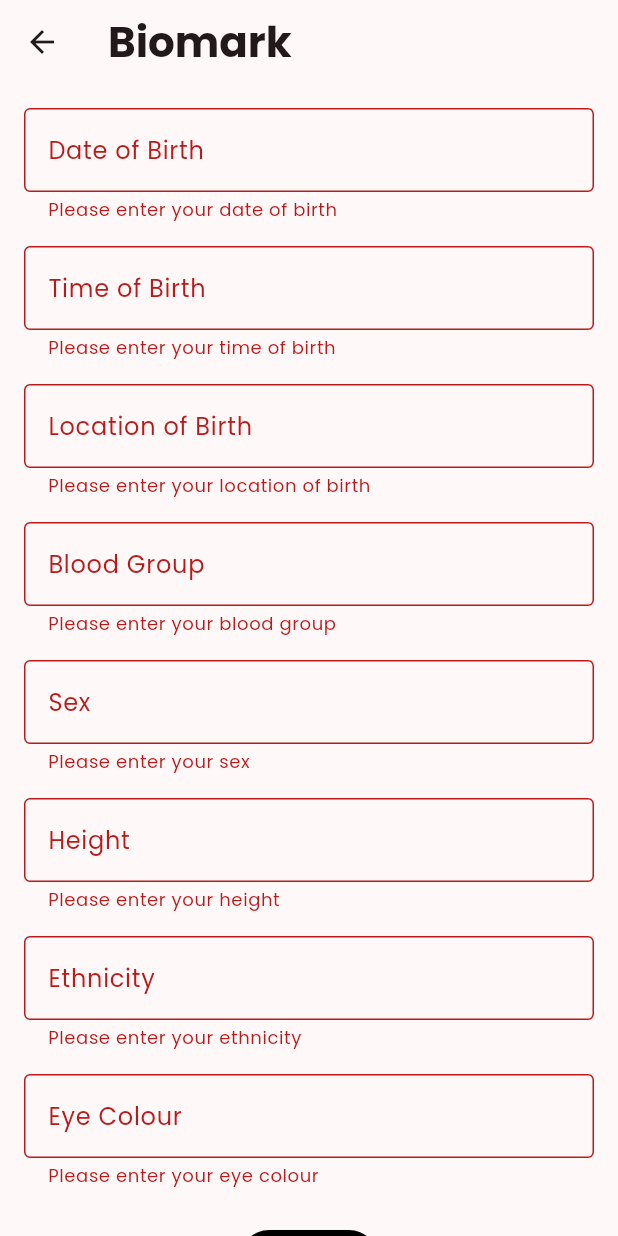
After one commit to TharinduDakshina/Biomark, a Flutter app: the FormScreen screen opened by its route, after a tap on "Submit", on a phone screen of 412 x 824 dp. The commit adds this screen. Run offline on Flutter 3.47's test engine with Material 3 defaults, Android fonts, the phone set to English and light mode, and no system bars; our stand-ins replace google_fonts.

Commit message:
form screen add

```diff
--- a/lib/main.dart
+++ b/lib/main.dart
@@ -6,6 +6,7 @@ import 'package:biomark/screens/main_screen.dart';
 import 'package:biomark/screens/sign_in_screen.dart';
 import 'package:biomark/screens/sign_up_screen.dart';
 import 'package:biomark/screens/splash_screen.dart';
+import 'package:biomark/screens/formScreen.dart';
 import 'package:biomark/theme/app_theme.dart';
 import 'package:flutter/material.dart';
 import 'package:google_fonts/google_fonts.dart';
@@ -51,7 +52,9 @@ class MyApp extends StatelessWidget {
       routes: {
         '/mainscreen': (context) => const MainScreen(),
         '/signinscreen': (context) => const SignInScreen(),
-        '/signupscreen': (context) => const SignUpScreen()
+        '/signupscreen': (context) => const SignUpScreen(),
+        '/formscreen': (context) => const FormScreen()
+
       },
 
     );
--- /dev/null
+++ b/lib/screens/formScreen.dart
@@ -0,0 +1,319 @@
+import 'package:flutter/foundation.dart';
+import 'package:flutter/material.dart';
+import 'package:biomark/providers/birthday_provider.dart';
+import '../theme/app_theme.dart';
+
+class FormScreen extends StatefulWidget {
+  const FormScreen({super.key});
+
+  @override
+  State<FormScreen> createState() => _FormScreenState();
+}
+
+class _FormScreenState extends State<FormScreen> {
+  final _formKey = GlobalKey<FormState>();
+  final TextEditingController _dobController = TextEditingController();
+  final TextEditingController _timeOfBirthController = TextEditingController();
+  final TextEditingController _locationOfBirthController = TextEditingController();
+  final TextEditingController _bloodGroupController = TextEditingController();
+  final TextEditingController _sexController = TextEditingController();
+  final TextEditingController _heightController = TextEditingController();
+  final TextEditingController _ethnicityController = TextEditingController();
+  final TextEditingController _eyeColourController = TextEditingController();
+
+  // Error messages for each field
+  String? _dobError;
+  String? _timeOfBirthError;
+  String? _locationOfBirthError;
+  String? _bloodGroupError;
+  String? _sexError;
+  String? _heightError;
+  String? _ethnicityError;
+  String? _eyeColourError;
+
+  @override
+  Widget build(BuildContext context) {
+    return Scaffold(
+      appBar: AppBar(
+        title: const Text(
+          'Biomark',
+          style: TextStyle(
+            fontFamily: "Poppins",
+            fontSize: 28,
+            fontWeight: FontWeight.bold,
+          ),
+        ),
+      ),
+      body: SingleChildScrollView(
+        child: Padding(
+          padding: const EdgeInsets.all(16.0),
+          child: Form(
+            key: _formKey,
+            child: Column(
+              children: [
+                TextFormField(
+                  controller: _dobController,
+                  onChanged:(value){
+                    setState(() {
+                      checkValidation("_dobController".toString(),value);
+                    });
+                  } ,
+                  decoration: InputDecoration(
+                    labelText: 'Date of Birth',
+                    border: const OutlineInputBorder(),
+                    errorText: _dobError, // Display error message if any
+                  ),
+                ),
+                const SizedBox(height: 16),
+                TextFormField(
+                  controller: _timeOfBirthController,
+                  onChanged:(value){
+                    setState(() {
+                      checkValidation("_timeOfBirthController".toString(),value);
+                    });
+                  } ,
+                  decoration: InputDecoration(
+                    labelText: 'Time of Birth',
+                    border: const OutlineInputBorder(),
+                    errorText: _timeOfBirthError, // Display error message if any
+                  ),
+                ),
+                const SizedBox(height: 16),
+                TextFormField(
+                  controller: _locationOfBirthController,
+                  onChanged:(value){
+                    setState(() {
+                      checkValidation("_locationOfBirthController".toString(),value);
+                    });
+                  } ,
+                  decoration: InputDecoration(
+                    labelText: 'Location of Birth',
+                    border: const OutlineInputBorder(),
+                    errorText: _locationOfBirthError, // Display error message if any
+                  ),
+                ),
+                const SizedBox(height: 16),
+                TextFormField(
+                  controller: _bloodGroupController,
+                  onChanged:(value){
+                    setState(() {
+                      checkValidation("_bloodGroupController".toString(),value);
+                    });
+                  } ,
+                  decoration: InputDecoration(
+                    labelText: 'Blood Group',
+                    border: const OutlineInputBorder(),
+                    errorText: _bloodGroupError, // Display error message if any
+                  ),
+                ),
+                const SizedBox(height: 16),
+                TextFormField(
+                  controller: _sexController,
+                  onChanged:(value){
+                    setState(() {
+                      checkValidation("_sexController".toString(),value);
+                    });
+                  } ,
+                  decoration: InputDecoration(
+                    labelText: 'Sex',
+                    border: const OutlineInputBorder(),
+                    errorText: _sexError, // Display error message if any
+                  ),
+                ),
+                const SizedBox(height: 16),
+                TextFormField(
+                  controller: _heightController,
+                  onChanged:(value){
+                    setState(() {
+                      checkValidation("_heightController".toString(),value);
+                    });
+                  } ,
+                  decoration: InputDecoration(
+                    labelText: 'Height',
+                    border: const OutlineInputBorder(),
+                    errorText: _heightError, // Display error message if any
+                  ),
+                ),
+                const SizedBox(height: 16),
+                TextFormField(
+                  controller: _ethnicityController,
+                  onChanged:(value){
+                    setState(() {
+                      checkValidation("_ethnicityController".toString(),value);
+                    });
+                  } ,
+                  decoration: InputDecoration(
+                    labelText: 'Ethnicity',
+                    border: const OutlineInputBorder(),
+                    errorText: _ethnicityError, // Display error message if any
+                  ),
+                ),
+                const SizedBox(height: 16),
+                TextFormField(
+                  controller: _eyeColourController,
+                  onChanged:(value){
+                    setState(() {
+                      checkValidation("_eyeColourController".toString(),value);
+                    });
+                  } ,
+                  decoration: InputDecoration(
+                    labelText: 'Eye Colour',
+                    border: const OutlineInputBorder(),
+                    errorText: _eyeColourError, // Display error message if any
+                  ),
+                ),
+                const SizedBox(height: 24),
+                ElevatedButton(
+                  onPressed: () {
+                    // Validate returns true if the form is valid, or false otherwise.
+                    if (_formKey.currentState!.validate()) {
+                      setState(() {
+                        _validateFields(); // Validate fields and set error messages
+                      });
+
+                      // If no error messages, process the form data
+                      if (_dobError == null &&
+                          _timeOfBirthError == null &&
+                          _locationOfBirthError == null &&
+                          _bloodGroupError == null &&
+                          _sexError == null &&
+                          _heightError == null &&
+                          _ethnicityError == null &&
+                          _eyeColourError == null) {
+                        submitData();
+                      }
+                    }
+                  },
+                  style: ElevatedButton.styleFrom(
+                    primary: Colors.black, // Background color
+                    onPrimary: Colors.white, // Text color
+                    fontSize: 16,
+                    textStyle: const TextStyle(
+                      fontWeight: FontWeight.bold, // Bold font weight
+                    ),
+                  ),
+                  child: const Text('Submit'),
+                ),
+              ],
+            ),
+          ),
+        ),
+      ),
+    );
+  }
+
+  Future<void> _selectedDate(
+      BuildContext context, BirthdayProvider provider) async {
+    DateTime? birthDay = await showDatePicker(
+        context: context,
+        initialDate: DateTime.now(),
+        firstDate: DateTime(1900),
+        lastDate: DateTime.now());
+
+    if (birthDay != null) {
+      provider.setSelectedDate(birthDay);
+    }
+  }
+
+  void _validateFields() {
+    setState(() {
+      // Set error messages based on field content
+      _dobError = _dobController.text.isEmpty ? 'Please enter your date of birth' : null;
+      _timeOfBirthError = _timeOfBirthController.text.isEmpty ? 'Please enter your time of birth' : null;
+      _locationOfBirthError = _locationOfBirthController.text.isEmpty ? 'Please enter your location of birth' : null;
+      _bloodGroupError = _bloodGroupController.text.isEmpty ? 'Please enter your blood group' : null;
+      _sexError = _sexController.text.isEmpty ? 'Please enter your sex' : null;
+      _heightError = _heightController.text.isEmpty ? 'Please enter your height' : null;
+      _ethnicityError = _ethnicityController.text.isEmpty ? 'Please enter your ethnicity' : null;
+      _eyeColourError = _eyeColourController.text.isEmpty ? 'Please enter your eye colour' : null;
+    });
+  }
+
+  @override
+  void dispose() {
+    _dobController.dispose();
+    _timeOfBirthController.dispose();
+    _locationOfBirthController.dispose();
+    _bloodGroupController.dispose();
+    _sexController.dispose();
+    _heightController.dispose();
+    _ethnicityController.dispose();
+    _eyeColourController.dispose();
+    super.dispose();
+  }
+
+  void submitData() {
+    if (kDebugMode) {
+      print('Date of Birth: ${_dobController.text.trim()}');
+      print('Time of Birth: ${_timeOfBirthController.text.trim()}');
+      print('Location of Birth: ${_locationOfBirthController.text.trim()}');
+      print('Blood Group: ${_bloodGroupController.text.trim()}');
+      print('Sex: ${_sexController.text.trim()}');
+      print('Height: ${_heightController.text.trim()}');
+      print('Ethnicity: ${_ethnicityController.text.trim()}');
+      print('Eye Colour: ${_eyeColourController.text.trim()}');
+    }
+  }
+
+  checkValidation(String dobController, String value) {
+    final dobPattern = RegExp(r'^(0[1-9]|[12][0-9]|3[01])/(0[1-9]|1[0-2])/\d{4}$');
+    final timePattern =RegExp(r'^(?:[01]\d|2[0-3]):[0-5]\d$');
+    final bloodGroupPattern=RegExp(r'^(A|B|AB|O)[+-]$');
+    final genderPattern =RegExp(r'^(male|female|M|F|non-binary|genderqueer|genderfluid|transgender|agender|other)$', caseSensitive: false);
+    final heightPattern = RegExp(r'^(1[5-9][0-9]|[1-9]?[0-9]|[4-7]"[0-9]|[0-9]")$');
+    final eyeColorPattern = RegExp(r'^(blue|brown|green|hazel|gray|amber|violet)$', caseSensitive: false);
+
+    switch (dobController) {
+      case "_dobController":
+        if(value.isNotEmpty && dobPattern.hasMatch(value)){
+          _dobError=null;
+        }else{
+          _dobError =  'Should be MM/DD/YYYY';
+        }
+        break;
+      case '_timeOfBirthController':
+        if(value.isNotEmpty && timePattern.hasMatch(value)){
+          _timeOfBirthError=null;
+        }else{
+          _timeOfBirthError =  'HH:mm (24-hour clock format)';
+        }
+        break;
+      case '_locationOfBirthController':
+        _locationOfBirthError = _locationOfBirthController.text.isEmpty ? 'Please enter your location of birth' : null;
+        break;
+      case '_bloodGroupController':
+        if(value.isNotEmpty && bloodGroupPattern.hasMatch(value)){
+          _bloodGroupError=null;
+        }else{
+          _bloodGroupError =  "['A+', 'B-', 'AB+', 'O-', 'C+', 'A', 'B++']";
+        }
+        break;
+      case '_sexController':
+        if(value.isNotEmpty && genderPattern.hasMatch(value)){
+          _sexError=null;
+        }else{
+          _sexError =  'Sex types are Male or Female';
+        }
+        break;
+      case '_heightController':
+        if(value.isNotEmpty && heightPattern.hasMatch(value)){
+          _heightError=null;
+        }else{
+          _heightError = '(E.G., 170cm, 180cm, 5\'10\",4\'10\")';
+        }
+        break;
+      case '_ethnicityController':
+        _ethnicityError = _ethnicityController.text.isEmpty ? 'Please enter your ethnicity' : null;
+        break;
+      case '_eyeColourController':
+        if(value.isNotEmpty && eyeColorPattern.hasMatch(value)){
+          _eyeColourError=null;
+        }else{
+          _eyeColourError =  'Eye color types are "blue," "brown," "green," "hazel," "gray," and "amber"';
+        }
+        break;
+      default:
+        print('fire the default condition');
+    }
+  }
+}
```
Also changed, not shown: 2 other files.
